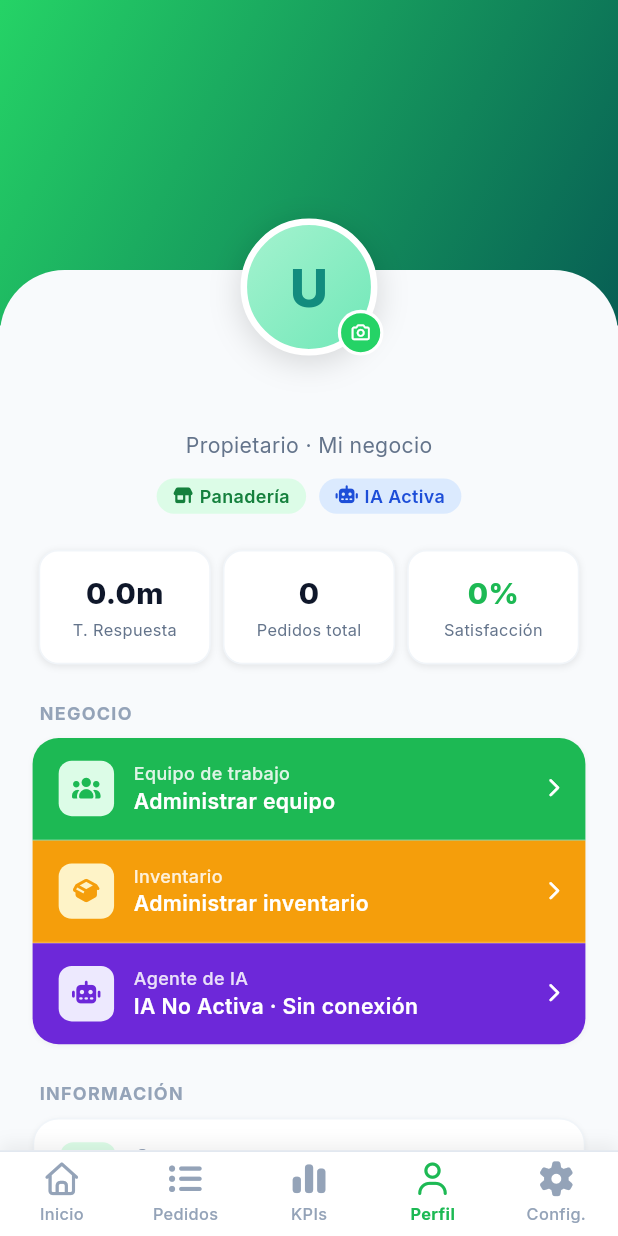
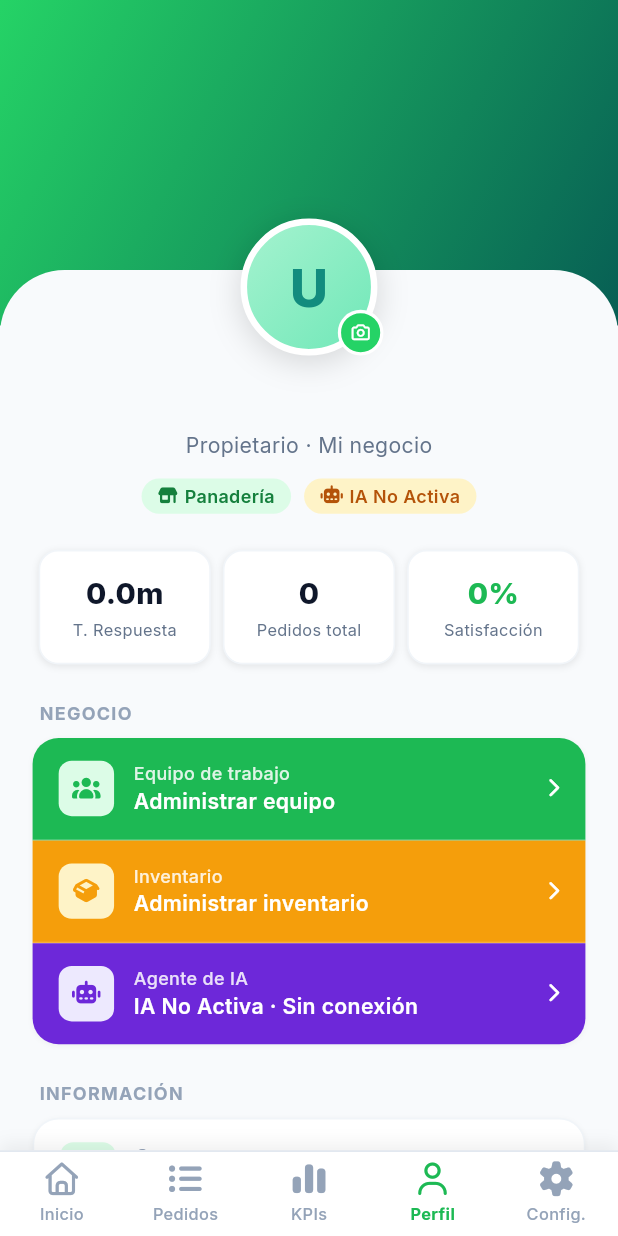
Before and after one commit to Curcolor/ProntoApp-, a Flutter app: the ManagerMainScreen screen opened by its route, item 4 of the bottom bar chosen, on a phone screen of 412 x 824 dp. Run offline on Flutter 3.47's test engine with Material 3 defaults, Android fonts, the phone set to English and light mode, and no system bars; our stand-ins replace flutter_svg, font_awesome_flutter, google_fonts, shared_preferences; accounts and stored records are empty; network calls fail.

Commit message:
fix(perfil): dinamizar badge secundario de IA en cabecera
- profile_screen.dart: el badge debajo del nombre de usuario ahora verifica la conexion con OrderProvider para mostrar IA No Activa en amarillo

```diff
--- a/lib/features/manager/screens/profile_screen.dart
+++ b/lib/features/manager/screens/profile_screen.dart
@@ -142,7 +142,17 @@ class ProfileScreen extends StatelessWidget {
                   children: [
                     _buildBadge(const Color(0xFFDCFCE7), const Color(0xFF15803D), FontAwesomeIcons.shop, 'Panadería'),
                     const SizedBox(width: 8.69),
-                    _buildBadge(const Color(0xFFDBEAFE), const Color(0xFF1D4ED8), FontAwesomeIcons.robot, 'IA Activa'),
+                    Consumer<OrderProvider>(
+                      builder: (context, orderProvider, child) {
+                        final bool conectada = orderProvider.estaConectado;
+                        return _buildBadge(
+                          conectada ? const Color(0xFFDBEAFE) : const Color(0xFFFEF3C7), // warningBg
+                          conectada ? const Color(0xFF1D4ED8) : const Color(0xFFB45309), // warningText
+                          FontAwesomeIcons.robot,
+                          conectada ? 'IA Activa' : 'IA No Activa',
+                        );
+                      },
+                    ),
                   ],
                 ),
               ],
```
